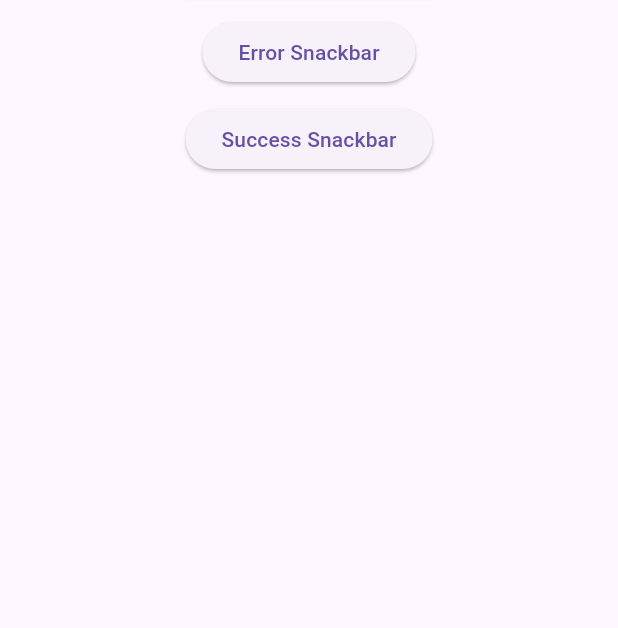
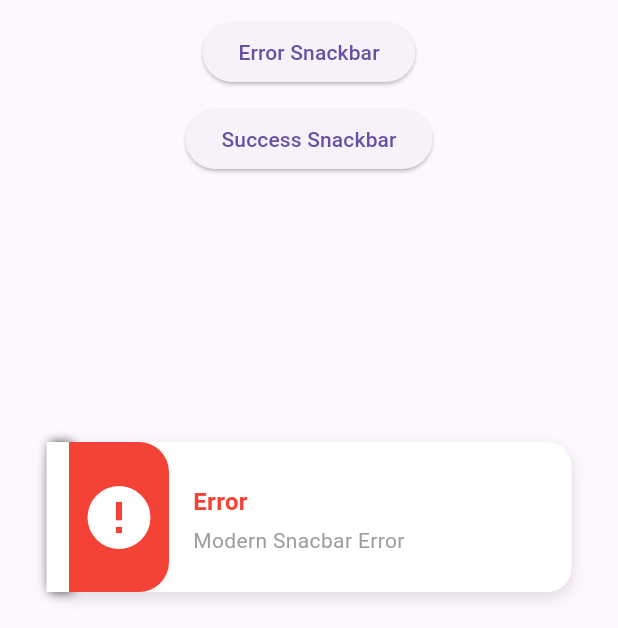
Before and after one commit to NurhayatYurtaslan/modern_snackbar, a Flutter app: the screen it shows after launch, after a tap on "Error Snackbar", on a phone screen of 412 x 824 dp, the part 608-1236 px from its top. Run offline on Flutter 3.47's test engine with Material 3 defaults, Android fonts, the phone set to English and light mode, and no system bars.

Commit message:
update 🆕: snackbar design edit

```diff
--- a/example/lib/main.dart
+++ b/example/lib/main.dart
@@ -41,7 +41,9 @@ class HomePage extends StatelessWidget {
             children: [
               ElevatedButton(
                 onPressed: () {
-                  const ModernSnackbar(
+                  ModernSnackbar(
+                    description: 'Modern Snackbar Custom',
+                    descColor: Colors.black,
                     titleColor: Colors.purple,
                     title: 'Snackbar Custom',
                     icon: Icons.person,
@@ -55,7 +57,8 @@ class HomePage extends StatelessWidget {
               ),
               ElevatedButton(
                 onPressed: () {
-                  const ModernSnackbar(
+                  ModernSnackbar(
+                    description: 'Modern Snacbar Error',
                     titleColor: Colors.red,
                     title: 'Error',
                     icon: Icons.error,
@@ -69,11 +72,11 @@ class HomePage extends StatelessWidget {
               ),
               ElevatedButton(
                 onPressed: () {
-                  const ModernSnackbar(
+                  ModernSnackbar(
+                    description: 'Modern Cnackbar Success',
                     titleColor: Colors.green,
                     title: 'Success',
                     icon: Icons.check,
-
                     backgroundColor: Colors.green,
                   ).show(context); // Automatically shows the snackbar
                 },
```
